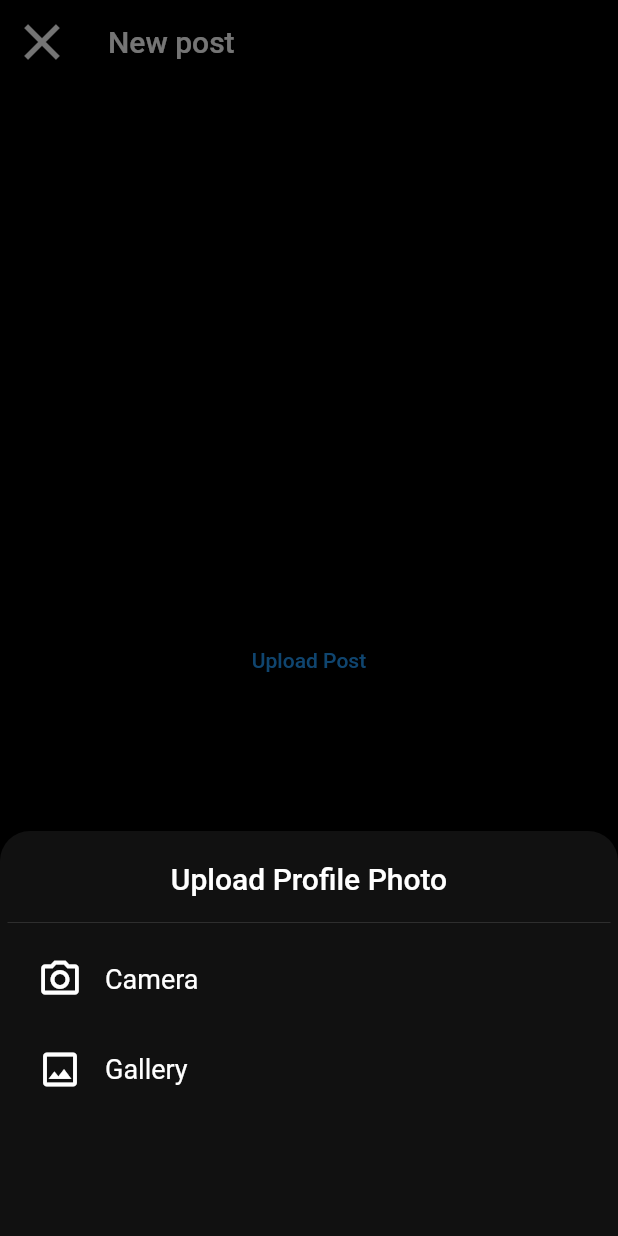
After one commit to DurveshMore8/Instagram-Clone, a Flutter app: the UploadPostScreen screen opened directly, after a tap on "Upload Post", on a phone screen of 412 x 824 dp. The commit adds this screen. Run offline on Flutter 3.47's test engine with Material 2 defaults, Android fonts, the phone set to English and light mode, and no system bars; our stand-ins replace cloud_firestore, firebase_auth, firebase_core, firebase_storage, flutter_svg, image_picker; accounts and stored records are empty.

Commit message:
Basic post upload created

```diff
--- a/lib/features/mainscreen/screens/main_screen.dart
+++ b/lib/features/mainscreen/screens/main_screen.dart
@@ -1,7 +1,7 @@
 import 'package:flutter/material.dart';
 import 'package:new_instagram_clone/common/svg_icon.dart';
 import 'package:new_instagram_clone/features/home/screens/home_screen.dart';
-import 'package:new_instagram_clone/features/post/screens/upload_post.dart';
+import 'package:new_instagram_clone/features/post/screens/upload_post_screen.dart';
 import 'package:new_instagram_clone/features/profile/screens/profile_screen.dart';
 import 'package:new_instagram_clone/features/search/screens/search_screen.dart';
 import 'package:new_instagram_clone/models/user_model.dart';
@@ -63,7 +63,7 @@ class _MainScreenState extends State<MainScreen> {
       context,
       PageRouteBuilder(
         pageBuilder: (context, animation, secondaryAnimation) =>
-            const UploadPost(),
+            const UploadPostScreen(),
         transitionsBuilder: (context, animation, secondaryAnimation, child) {
           return SlideTransition(
             position: Tween<Offset>(
--- /dev/null
+++ b/lib/features/post/screens/upload_post_screen.dart
@@ -0,0 +1,144 @@
+import 'dart:typed_data';
+import 'package:flutter/material.dart';
+import 'package:image_picker/image_picker.dart';
+import 'package:new_instagram_clone/common/navigation.dart';
+import 'package:new_instagram_clone/common/pick_image.dart';
+import 'package:new_instagram_clone/features/authentication/widgets/options_slider.dart';
+import 'package:new_instagram_clone/features/mainscreen/screens/main_screen.dart';
+import 'package:new_instagram_clone/features/post/services/upload_post.dart';
+import 'package:new_instagram_clone/utils/colors.dart';
+
+class UploadPostScreen extends StatefulWidget {
+  const UploadPostScreen({super.key});
+
+  @override
+  State<UploadPostScreen> createState() => _UploadPostScreenState();
+}
+
+class _UploadPostScreenState extends State<UploadPostScreen> {
+  Uint8List _profile = Uint8List.fromList([]);
+  final TextEditingController _bioController = TextEditingController();
+
+  @override
+  void dispose() {
+    _bioController.dispose();
+    super.dispose();
+  }
+
+  void uploadPost() {
+    UploadPost().uploadPost(_profile, _bioController.text).then((res) {
+      if (res == 'success') {
+        pushReplacement(
+          context,
+          const MainScreen(),
+        );
+      }
+    });
+  }
+
+  @override
+  Widget build(BuildContext context) {
+    return Scaffold(
+      appBar: AppBar(
+        automaticallyImplyLeading: false,
+        leading: InkWell(
+          onTap: () => pop(context),
+          child: const Icon(
+            Icons.close,
+            size: 40,
+          ),
+        ),
+        title: const Text(
+          'New post',
+          style: TextStyle(
+            fontSize: 20,
+          ),
+        ),
+      ),
+      body: _profile.isEmpty
+          ? Center(
+              child: TextButton(
+                onPressed: () {
+                  showModalBottomSheet(
+                    shape: const RoundedRectangleBorder(
+                      borderRadius: BorderRadius.vertical(
+                        top: Radius.circular(20),
+                      ),
+                    ),
+                    useRootNavigator: true,
+                    context: context,
+                    builder: (BuildContext context) {
+                      return OptionsSlider(
+                        icons: const [
+                          Icons.camera_alt_outlined,
+                          Icons.image_outlined,
+                        ],
+                        titles: const ['Camera', 'Gallery'],
+                        functions: [
+                          (context) {
+                            pickImage(ImageSource.camera).then((image) {
+                              setState(() {
+                                _profile = image;
+                              });
+                              pop(context);
+                            });
+                          },
+                          (context) {
+                            pickImage(ImageSource.gallery).then((image) {
+                              setState(() {
+                                _profile = image;
+                              });
+                              pop(context);
+                            });
+                          },
+                        ],
+                      );
+                    },
+                  );
+                },
+                child: const Text('Upload Post'),
+              ),
+            )
+          : SingleChildScrollView(
+              child: Container(
+                padding: const EdgeInsets.only(top: 30),
+                child: Column(
+                  children: [
+                    Image.memory(
+                      _profile,
+                      width: MediaQuery.of(context).size.width,
+                    ),
+                    const SizedBox(height: 100),
+                    Container(
+                      padding: const EdgeInsets.symmetric(horizontal: 20),
+                      child: TextField(
+                        controller: _bioController,
+                        maxLines: null,
+                        keyboardType: TextInputType.multiline,
+                        decoration: const InputDecoration(
+                          label: Text('Bio'),
+                        ),
+                      ),
+                    ),
+                    const SizedBox(height: 50),
+                    InkWell(
+                      onTap: uploadPost,
+                      child: Container(
+                        color: blueColor,
+                        width: 200,
+                        padding: const EdgeInsets.symmetric(
+                          vertical: 15,
+                        ),
+                        alignment: Alignment.center,
+                        child: const Center(
+                          child: Text('Upload Post'),
+                        ),
+                      ),
+                    ),
+                  ],
+                ),
+              ),
+            ),
+    );
+  }
+}
```
Also changed, not shown: lib/features/post/screens/upload_post.dart (deleted, +0 -33 lines), lib/features/post/services/upload_post.dart (added, +47 -0 lines).
